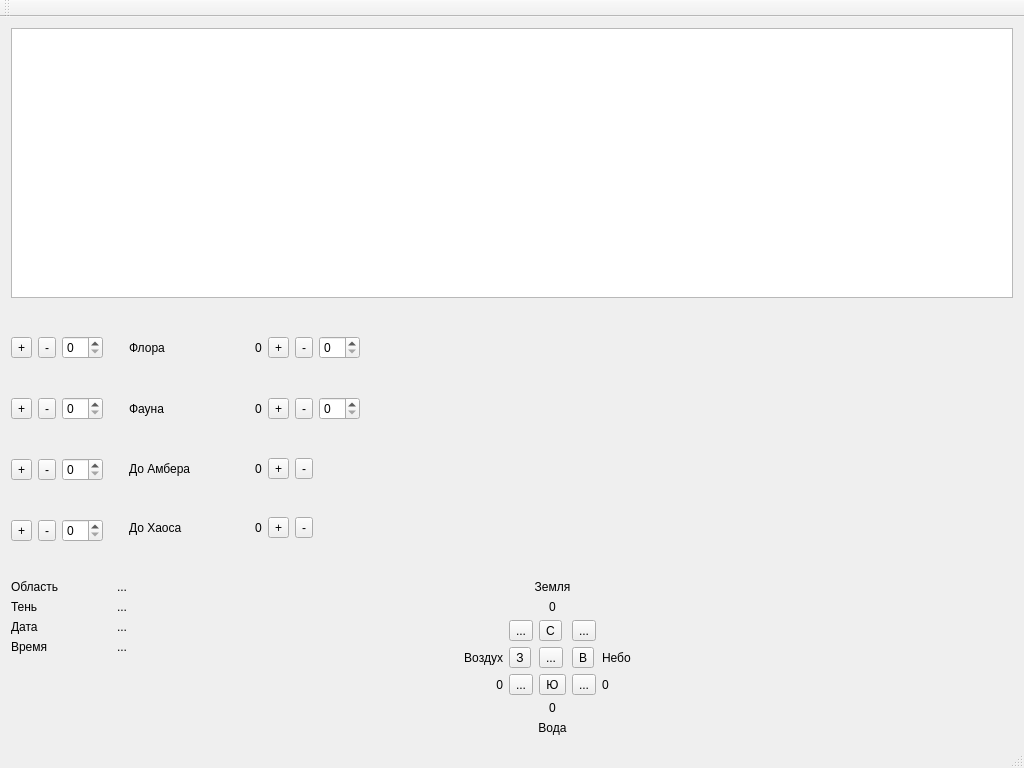
Above: AmberUI/shadowsview.ui from graninas/Amber before the change. Below: the same form after it.
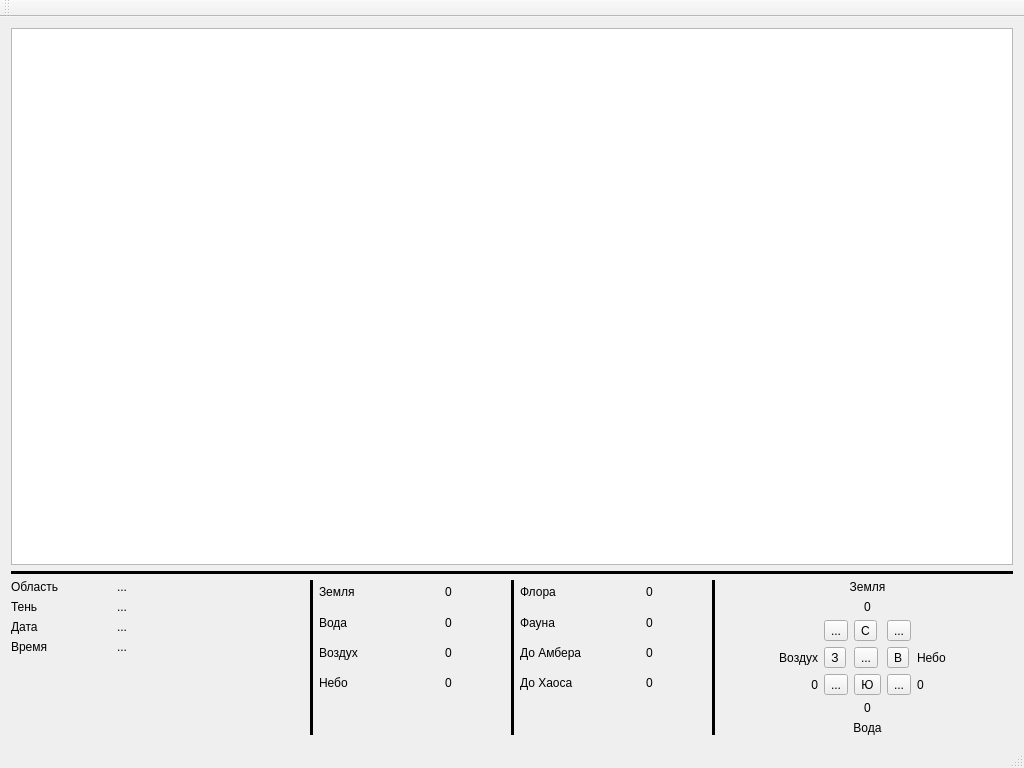
That is the form after the change. Icons and pictures are not drawn.

Commit message: - UI cleaned. - Log approach preparation step done.

```diff
--- a/AmberUI/shadowsview.ui
+++ b/AmberUI/shadowsview.ui
@@ -34,455 +34,28 @@
   <widget class="QWidget" name="centralWidget">
    <layout class="QVBoxLayout" name="verticalLayout">
     <item>
-     <widget class="QTableView" name="tv_worldPlaces"/>
+     <widget class="QPlainTextEdit" name="pte_amberLog">
+      <property name="plainText">
+       <string/>
+      </property>
+     </widget>
+    </item>
+    <item>
+     <widget class="Line" name="line_5">
+      <property name="frameShadow">
+       <enum>QFrame::Plain</enum>
+      </property>
+      <property name="lineWidth">
+       <number>4</number>
+      </property>
+      <property name="orientation">
+       <enum>Qt::Horizontal</enum>
+      </property>
+     </widget>
     </item>
     <item>
      <layout class="QHBoxLayout" name="horizontalLayout">
       <item>
-       <layout class="QGridLayout" name="gridLayout">
-        <item row="1" column="2">
-         <widget class="QToolButton" name="tb_skyUp">
-          <property name="text">
-           <string>+</string>
-          </property>
-          <property name="icon">
-           <iconset resource="Icons.qrc">
-            <normaloff>:/icons/icons/plus-circle.png</normaloff>:/icons/icons/plus-circle.png</iconset>
-          </property>
-          <property name="iconSize">
-           <size>
-            <width>32</width>
-            <height>32</height>
-           </size>
-          </property>
-         </widget>
-        </item>
-        <item row="2" column="2">
-         <widget class="QToolButton" name="tb_groundUp">
-          <property name="text">
-           <string>+</string>
-          </property>
-          <property name="icon">
-           <iconset resource="Icons.qrc">
-            <normaloff>:/icons/icons/plus-circle.png</normaloff>:/icons/icons/plus-circle.png</iconset>
-          </property>
-          <property name="iconSize">
-           <size>
-            <width>32</width>
-            <height>32</height>
-           </size>
-          </property>
-         </widget>
-        </item>
-        <item row="3" column="2">
-         <widget class="QToolButton" name="tb_waterUp">
-          <property name="text">
-           <string>+</string>
-          </property>
-          <property name="icon">
-           <iconset resource="Icons.qrc">
-            <normaloff>:/icons/icons/plus-circle.png</normaloff>:/icons/icons/plus-circle.png</iconset>
-          </property>
-          <property name="iconSize">
-           <size>
-            <width>32</width>
-            <height>32</height>
-           </size>
-          </property>
-         </widget>
-        </item>
-        <item row="1" column="3">
-         <widget class="QToolButton" name="tb_skyDown">
-          <property name="text">
-           <string>-</string>
-          </property>
-          <property name="icon">
-           <iconset resource="Icons.qrc">
-            <normaloff>:/icons/icons/minus-circle.png</normaloff>:/icons/icons/minus-circle.png</iconset>
-          </property>
-          <property name="iconSize">
-           <size>
-            <width>32</width>
-            <height>32</height>
-           </size>
-          </property>
-         </widget>
-        </item>
-        <item row="0" column="2">
-         <widget class="QToolButton" name="tb_airUp">
-          <property name="text">
-           <string>+</string>
-          </property>
-          <property name="icon">
-           <iconset resource="Icons.qrc">
-            <normaloff>:/icons/icons/plus-circle.png</normaloff>:/icons/icons/plus-circle.png</iconset>
-          </property>
-          <property name="iconSize">
-           <size>
-            <width>32</width>
-            <height>32</height>
-           </size>
-          </property>
-         </widget>
-        </item>
-        <item row="0" column="4">
-         <widget class="QSpinBox" name="sb_airTarget"/>
-        </item>
-        <item row="3" column="3">
-         <widget class="QToolButton" name="tb_waterDown">
-          <property name="text">
-           <string>-</string>
-          </property>
-          <property name="icon">
-           <iconset resource="Icons.qrc">
-            <normaloff>:/icons/icons/minus-circle.png</normaloff>:/icons/icons/minus-circle.png</iconset>
-          </property>
-          <property name="iconSize">
-           <size>
-            <width>32</width>
-            <height>32</height>
-           </size>
-          </property>
-         </widget>
-        </item>
-        <item row="2" column="3">
-         <widget class="QToolButton" name="tb_groundDown">
-          <property name="text">
-           <string>-</string>
-          </property>
-          <property name="icon">
-           <iconset resource="Icons.qrc">
-            <normaloff>:/icons/icons/minus-circle.png</normaloff>:/icons/icons/minus-circle.png</iconset>
-          </property>
-          <property name="iconSize">
-           <size>
-            <width>32</width>
-            <height>32</height>
-           </size>
-          </property>
-         </widget>
-        </item>
-        <item row="2" column="4">
-         <widget class="QSpinBox" name="sb_groundTarget"/>
-        </item>
-        <item row="1" column="4">
-         <widget class="QSpinBox" name="sb_skyTarget"/>
-        </item>
-        <item row="0" column="3">
-         <widget class="QToolButton" name="tb_airDown">
-          <property name="text">
-           <string>-</string>
-          </property>
-          <property name="icon">
-           <iconset resource="Icons.qrc">
-            <normaloff>:/icons/icons/minus-circle.png</normaloff>:/icons/icons/minus-circle.png</iconset>
-          </property>
-          <property name="iconSize">
-           <size>
-            <width>32</width>
-            <height>32</height>
-           </size>
-          </property>
-         </widget>
-        </item>
-        <item row="3" column="4">
-         <widget class="QSpinBox" name="sb_waterTarget"/>
-        </item>
-       </layout>
-      </item>
-      <item>
-       <spacer name="verticalSpacer_2">
-        <property name="orientation">
-         <enum>Qt::Vertical</enum>
-        </property>
-        <property name="sizeHint" stdset="0">
-         <size>
-          <width>20</width>
-          <height>40</height>
-         </size>
-        </property>
-       </spacer>
-      </item>
-      <item>
-       <layout class="QGridLayout" name="gridLayout_5">
-        <item row="1" column="0">
-         <widget class="QLabel" name="l_faunaName">
-          <property name="text">
-           <string>Фауна</string>
-          </property>
-         </widget>
-        </item>
-        <item row="0" column="0">
-         <widget class="QLabel" name="l_floraName">
-          <property name="sizePolicy">
-           <sizepolicy hsizetype="Preferred" vsizetype="Preferred">
-            <horstretch>0</horstretch>
-            <verstretch>0</verstretch>
-           </sizepolicy>
-          </property>
-          <property name="minimumSize">
-           <size>
-            <width>120</width>
-            <height>0</height>
-           </size>
-          </property>
-          <property name="text">
-           <string>Флора</string>
-          </property>
-         </widget>
-        </item>
-        <item row="0" column="4">
-         <widget class="QSpinBox" name="sb_floraTarget"/>
-        </item>
-        <item row="2" column="3">
-         <widget class="QToolButton" name="toolButton_14">
-          <property name="text">
-           <string>-</string>
-          </property>
-          <property name="icon">
-           <iconset resource="Icons.qrc">
-            <normaloff>:/icons/icons/minus-circle.png</normaloff>:/icons/icons/minus-circle.png</iconset>
-          </property>
-          <property name="iconSize">
-           <size>
-            <width>32</width>
-            <height>32</height>
-           </size>
-          </property>
-         </widget>
-        </item>
-        <item row="2" column="0">
-         <widget class="QLabel" name="l_amberDistanceName">
-          <property name="text">
-           <string>До Амбера</string>
-          </property>
-         </widget>
-        </item>
-        <item row="1" column="4">
-         <widget class="QSpinBox" name="sb_faunaTarget"/>
-        </item>
-        <item row="0" column="3">
-         <widget class="QToolButton" name="tb_floradown">
-          <property name="text">
-           <string>-</string>
-          </property>
-          <property name="icon">
-           <iconset resource="Icons.qrc">
-            <normaloff>:/icons/icons/minus-circle.png</normaloff>:/icons/icons/minus-circle.png</iconset>
-          </property>
-          <property name="iconSize">
-           <size>
-            <width>32</width>
-            <height>32</height>
-           </size>
-          </property>
-         </widget>
-        </item>
-        <item row="3" column="3">
-         <widget class="QToolButton" name="toolButton_15">
-          <property name="text">
-           <string>-</string>
-          </property>
-          <property name="icon">
-           <iconset resource="Icons.qrc">
-            <normaloff>:/icons/icons/minus-circle.png</normaloff>:/icons/icons/minus-circle.png</iconset>
-          </property>
-          <property name="iconSize">
-           <size>
-            <width>32</width>
-            <height>32</height>
-           </size>
-          </property>
-         </widget>
-        </item>
-        <item row="2" column="1">
-         <widget class="QLabel" name="l_amberDistance">
-          <property name="minimumSize">
-           <size>
-            <width>0</width>
-            <height>0</height>
-           </size>
-          </property>
-          <property name="maximumSize">
-           <size>
-            <width>16777215</width>
-            <height>16777215</height>
-           </size>
-          </property>
-          <property name="text">
-           <string>0</string>
-          </property>
-         </widget>
-        </item>
-        <item row="3" column="2">
-         <widget class="QToolButton" name="toolButton_17">
-          <property name="text">
-           <string>+</string>
-          </property>
-          <property name="icon">
-           <iconset resource="Icons.qrc">
-            <normaloff>:/icons/icons/plus-circle.png</normaloff>:/icons/icons/plus-circle.png</iconset>
-          </property>
-          <property name="iconSize">
-           <size>
-            <width>32</width>
-            <height>32</height>
-           </size>
-          </property>
-         </widget>
-        </item>
-        <item row="2" column="2">
-         <widget class="QToolButton" name="toolButton_16">
-          <property name="text">
-           <string>+</string>
-          </property>
-          <property name="icon">
-           <iconset resource="Icons.qrc">
-            <normaloff>:/icons/icons/plus-circle.png</normaloff>:/icons/icons/plus-circle.png</iconset>
-          </property>
-          <property name="iconSize">
-           <size>
-            <width>32</width>
-            <height>32</height>
-           </size>
-          </property>
-         </widget>
-        </item>
-        <item row="1" column="3">
-         <widget class="QToolButton" name="tb_faunaDown">
-          <property name="text">
-           <string>-</string>
-          </property>
-          <property name="icon">
-           <iconset resource="Icons.qrc">
-            <normaloff>:/icons/icons/minus-circle.png</normaloff>:/icons/icons/minus-circle.png</iconset>
-          </property>
-          <property name="iconSize">
-           <size>
-            <width>32</width>
-            <height>32</height>
-           </size>
-          </property>
-         </widget>
-        </item>
-        <item row="1" column="2">
-         <widget class="QToolButton" name="tb_faunaUp">
-          <property name="text">
-           <string>+</string>
-          </property>
-          <property name="icon">
-           <iconset resource="Icons.qrc">
-            <normaloff>:/icons/icons/plus-circle.png</normaloff>:/icons/icons/plus-circle.png</iconset>
-          </property>
-          <property name="iconSize">
-           <size>
-            <width>32</width>
-            <height>32</height>
-           </size>
-          </property>
-         </widget>
-        </item>
-        <item row="3" column="0">
-         <widget class="QLabel" name="l_chaosDistanceName">
-          <property name="text">
-           <string>До Хаоса</string>
-          </property>
-         </widget>
-        </item>
-        <item row="3" column="1">
-         <widget class="QLabel" name="l_chaosDistance">
-          <property name="minimumSize">
-           <size>
-            <width>0</width>
-            <height>0</height>
-           </size>
-          </property>
-          <property name="maximumSize">
-           <size>
-            <width>16777215</width>
-            <height>16777215</height>
-           </size>
-          </property>
-          <property name="text">
-           <string>0</string>
-          </property>
-         </widget>
-        </item>
-        <item row="0" column="2">
-         <widget class="QToolButton" name="tb_floraUp">
-          <property name="text">
-           <string>+</string>
-          </property>
-          <property name="icon">
-           <iconset resource="Icons.qrc">
-            <normaloff>:/icons/icons/plus-circle.png</normaloff>:/icons/icons/plus-circle.png</iconset>
-          </property>
-          <property name="iconSize">
-           <size>
-            <width>32</width>
-            <height>32</height>
-           </size>
-          </property>
-         </widget>
-        </item>
-        <item row="1" column="1">
-         <widget class="QLabel" name="l_fauna">
-          <property name="minimumSize">
-           <size>
-            <width>0</width>
-            <height>0</height>
-           </size>
-          </property>
-          <property name="maximumSize">
-           <size>
-            <width>16777215</width>
-            <height>16777215</height>
-           </size>
-          </property>
-          <property name="text">
-           <string>0</string>
-          </property>
-         </widget>
-        </item>
-        <item row="0" column="1">
-         <widget class="QLabel" name="l_flora">
-          <property name="minimumSize">
-           <size>
-            <width>0</width>
-            <height>0</height>
-           </size>
-          </property>
-          <property name="maximumSize">
-           <size>
-            <width>16777215</width>
-            <height>16777215</height>
-           </size>
-          </property>
-          <property name="text">
-           <string>0</string>
-          </property>
-         </widget>
-        </item>
-       </layout>
-      </item>
-      <item>
-       <spacer name="horizontalSpacer_3">
-        <property name="orientation">
-         <enum>Qt::Horizontal</enum>
-        </property>
-        <property name="sizeHint" stdset="0">
-         <size>
-          <width>40</width>
-          <height>20</height>
-         </size>
-        </property>
-       </spacer>
-      </item>
-     </layout>
-    </item>
-    <item>
-     <layout class="QHBoxLayout" name="horizontalLayout_3">
-      <item>
        <layout class="QFormLayout" name="formLayout">
         <property name="fieldGrowthPolicy">
          <enum>QFormLayout::AllNonFixedFieldsGrow</enum>
@@ -570,17 +143,396 @@
        </layout>
       </item>
       <item>
-       <spacer name="horizontalSpacer_2">
+       <widget class="Line" name="line">
+        <property name="frameShadow">
+         <enum>QFrame::Plain</enum>
+        </property>
+        <property name="lineWidth">
+         <number>4</number>
+        </property>
         <property name="orientation">
-         <enum>Qt::Horizontal</enum>
+         <enum>Qt::Vertical</enum>
         </property>
-        <property name="sizeHint" stdset="0">
-         <size>
-          <width>40</width>
-          <height>20</height>
-         </size>
+       </widget>
+      </item>
+      <item>
+       <layout class="QGridLayout" name="gridLayout_4" columnminimumwidth="0,0">
+        <item row="3" column="0">
+         <widget class="QLabel" name="l_skyName_2">
+          <property name="sizePolicy">
+           <sizepolicy hsizetype="Preferred" vsizetype="Preferred">
+            <horstretch>0</horstretch>
+            <verstretch>0</verstretch>
+           </sizepolicy>
+          </property>
+          <property name="minimumSize">
+           <size>
+            <width>120</width>
+            <height>0</height>
+           </size>
+          </property>
+          <property name="text">
+           <string>Небо</string>
+          </property>
+          <property name="alignment">
+           <set>Qt::AlignLeading|Qt::AlignLeft|Qt::AlignVCenter</set>
+          </property>
+         </widget>
+        </item>
+        <item row="0" column="1">
+         <widget class="QLabel" name="l_ground_2">
+          <property name="sizePolicy">
+           <sizepolicy hsizetype="Fixed" vsizetype="Preferred">
+            <horstretch>0</horstretch>
+            <verstretch>0</verstretch>
+           </sizepolicy>
+          </property>
+          <property name="minimumSize">
+           <size>
+            <width>60</width>
+            <height>0</height>
+           </size>
+          </property>
+          <property name="maximumSize">
+           <size>
+            <width>32</width>
+            <height>16777215</height>
+           </size>
+          </property>
+          <property name="text">
+           <string>0</string>
+          </property>
+          <property name="alignment">
+           <set>Qt::AlignLeading|Qt::AlignLeft|Qt::AlignVCenter</set>
+          </property>
+         </widget>
+        </item>
+        <item row="2" column="1">
+         <widget class="QLabel" name="l_air_2">
+          <property name="minimumSize">
+           <size>
+            <width>0</width>
+            <height>0</height>
+           </size>
+          </property>
+          <property name="maximumSize">
+           <size>
+            <width>16777215</width>
+            <height>16777215</height>
+           </size>
+          </property>
+          <property name="text">
+           <string>0</string>
+          </property>
+          <property name="alignment">
+           <set>Qt::AlignLeading|Qt::AlignLeft|Qt::AlignVCenter</set>
+          </property>
+         </widget>
+        </item>
+        <item row="1" column="1">
+         <widget class="QLabel" name="l_water_2">
+          <property name="minimumSize">
+           <size>
+            <width>0</width>
+            <height>0</height>
+           </size>
+          </property>
+          <property name="maximumSize">
+           <size>
+            <width>32</width>
+            <height>16777215</height>
+           </size>
+          </property>
+          <property name="text">
+           <string>0</string>
+          </property>
+          <property name="alignment">
+           <set>Qt::AlignLeading|Qt::AlignLeft|Qt::AlignVCenter</set>
+          </property>
+         </widget>
+        </item>
+        <item row="3" column="1">
+         <widget class="QLabel" name="l_sky_2">
+          <property name="minimumSize">
+           <size>
+            <width>0</width>
+            <height>0</height>
+           </size>
+          </property>
+          <property name="maximumSize">
+           <size>
+            <width>16777215</width>
+            <height>16777215</height>
+           </size>
+          </property>
+          <property name="text">
+           <string>0</string>
+          </property>
+         </widget>
+        </item>
+        <item row="1" column="0">
+         <widget class="QLabel" name="l_waterName_2">
+          <property name="sizePolicy">
+           <sizepolicy hsizetype="Preferred" vsizetype="Preferred">
+            <horstretch>0</horstretch>
+            <verstretch>0</verstretch>
+           </sizepolicy>
+          </property>
+          <property name="minimumSize">
+           <size>
+            <width>120</width>
+            <height>0</height>
+           </size>
+          </property>
+          <property name="text">
+           <string>Вода</string>
+          </property>
+          <property name="alignment">
+           <set>Qt::AlignLeading|Qt::AlignLeft|Qt::AlignVCenter</set>
+          </property>
+         </widget>
+        </item>
+        <item row="4" column="0">
+         <spacer name="verticalSpacer">
+          <property name="orientation">
+           <enum>Qt::Vertical</enum>
+          </property>
+          <property name="sizeType">
+           <enum>QSizePolicy::Minimum</enum>
+          </property>
+          <property name="sizeHint" stdset="0">
+           <size>
+            <width>20</width>
+            <height>40</height>
+           </size>
+          </property>
+         </spacer>
+        </item>
+        <item row="0" column="0">
+         <widget class="QLabel" name="l_groundName_2">
+          <property name="sizePolicy">
+           <sizepolicy hsizetype="Fixed" vsizetype="Preferred">
+            <horstretch>0</horstretch>
+            <verstretch>0</verstretch>
+           </sizepolicy>
+          </property>
+          <property name="minimumSize">
+           <size>
+            <width>120</width>
+            <height>0</height>
+           </size>
+          </property>
+          <property name="maximumSize">
+           <size>
+            <width>120</width>
+            <height>16777215</height>
+           </size>
+          </property>
+          <property name="text">
+           <string>Земля</string>
+          </property>
+          <property name="alignment">
+           <set>Qt::AlignLeading|Qt::AlignLeft|Qt::AlignVCenter</set>
+          </property>
+         </widget>
+        </item>
+        <item row="2" column="0">
+         <widget class="QLabel" name="l_airName_2">
+          <property name="sizePolicy">
+           <sizepolicy hsizetype="Minimum" vsizetype="Preferred">
+            <horstretch>0</horstretch>
+            <verstretch>0</verstretch>
+           </sizepolicy>
+          </property>
+          <property name="minimumSize">
+           <size>
+            <width>120</width>
+            <height>0</height>
+           </size>
+          </property>
+          <property name="text">
+           <string>Воздух</string>
+          </property>
+          <property name="alignment">
+           <set>Qt::AlignLeading|Qt::AlignLeft|Qt::AlignVCenter</set>
+          </property>
+         </widget>
+        </item>
+       </layout>
+      </item>
+      <item>
+       <widget class="Line" name="line_2">
+        <property name="frameShadow">
+         <enum>QFrame::Plain</enum>
         </property>
-       </spacer>
+        <property name="lineWidth">
+         <number>4</number>
+        </property>
+        <property name="orientation">
+         <enum>Qt::Vertical</enum>
+        </property>
+       </widget>
+      </item>
+      <item>
+       <layout class="QGridLayout" name="gridLayout_3" columnminimumwidth="0,0">
+        <item row="2" column="1">
+         <widget class="QLabel" name="l_amberDistance">
+          <property name="minimumSize">
+           <size>
+            <width>0</width>
+            <height>0</height>
+           </size>
+          </property>
+          <property name="maximumSize">
+           <size>
+            <width>16777215</width>
+            <height>16777215</height>
+           </size>
+          </property>
+          <property name="text">
+           <string>0</string>
+          </property>
+         </widget>
+        </item>
+        <item row="0" column="0">
+         <widget class="QLabel" name="l_floraName">
+          <property name="sizePolicy">
+           <sizepolicy hsizetype="Fixed" vsizetype="Preferred">
+            <horstretch>0</horstretch>
+            <verstretch>0</verstretch>
+           </sizepolicy>
+          </property>
+          <property name="minimumSize">
+           <size>
+            <width>120</width>
+            <height>0</height>
+           </size>
+          </property>
+          <property name="maximumSize">
+           <size>
+            <width>120</width>
+            <height>16777215</height>
+           </size>
+          </property>
+          <property name="text">
+           <string>Флора</string>
+          </property>
+         </widget>
+        </item>
+        <item row="1" column="0">
+         <widget class="QLabel" name="l_faunaName">
+          <property name="text">
+           <string>Фауна</string>
+          </property>
+         </widget>
+        </item>
+        <item row="0" column="1">
+         <widget class="QLabel" name="l_flora">
+          <property name="sizePolicy">
+           <sizepolicy hsizetype="Fixed" vsizetype="Preferred">
+            <horstretch>0</horstretch>
+            <verstretch>0</verstretch>
+           </sizepolicy>
+          </property>
+          <property name="minimumSize">
+           <size>
+            <width>60</width>
+            <height>0</height>
+           </size>
+          </property>
+          <property name="maximumSize">
+           <size>
+            <width>60</width>
+            <height>16777215</height>
+           </size>
+          </property>
+          <property name="text">
+           <string>0</string>
+          </property>
+         </widget>
+        </item>
+        <item row="2" column="0">
+         <widget class="QLabel" name="l_amberDistanceName">
+          <property name="text">
+           <string>До Амбера</string>
+          </property>
+         </widget>
+        </item>
+        <item row="3" column="0">
+         <widget class="QLabel" name="l_chaosDistanceName">
+          <property name="text">
+           <string>До Хаоса</string>
+          </property>
+         </widget>
+        </item>
+        <item row="1" column="1">
+         <widget class="QLabel" name="l_fauna">
+          <property name="minimumSize">
+           <size>
+            <width>0</width>
+            <height>0</height>
+           </size>
+          </property>
+          <property name="maximumSize">
+           <size>
+            <width>16777215</width>
+            <height>16777215</height>
+           </size>
+          </property>
+          <property name="text">
+           <string>0</string>
+          </property>
+         </widget>
+        </item>
+        <item row="3" column="1">
+         <widget class="QLabel" name="l_chaosDistance">
+          <property name="minimumSize">
+           <size>
+            <width>0</width>
+            <height>0</height>
+           </size>
+          </property>
+          <property name="maximumSize">
+           <size>
+            <width>16777215</width>
+            <height>16777215</height>
+           </size>
+          </property>
+          <property name="text">
+           <string>0</string>
+          </property>
+         </widget>
+        </item>
+        <item row="4" column="0">
+         <spacer name="verticalSpacer_2">
+          <property name="orientation">
+           <enum>Qt::Vertical</enum>
+          </property>
+          <property name="sizeType">
+           <enum>QSizePolicy::Minimum</enum>
+          </property>
+          <property name="sizeHint" stdset="0">
+           <size>
+            <width>20</width>
+            <height>40</height>
+           </size>
+          </property>
+         </spacer>
+        </item>
+       </layout>
+      </item>
+      <item>
+       <widget class="Line" name="line_4">
+        <property name="frameShadow">
+         <enum>QFrame::Plain</enum>
+        </property>
+        <property name="lineWidth">
+         <number>4</number>
+        </property>
+        <property name="orientation">
+         <enum>Qt::Vertical</enum>
+        </property>
+       </widget>
       </item>
       <item>
        <layout class="QGridLayout" name="gridLayout_2" rowstretch="0,0,0,0,0,0,0">
@@ -936,32 +888,6 @@
         </item>
        </layout>
       </item>
-      <item>
-       <spacer name="horizontalSpacer_5">
-        <property name="orientation">
-         <enum>Qt::Horizontal</enum>
-        </property>
-        <property name="sizeHint" stdset="0">
-         <size>
-          <width>40</width>
-          <height>20</height>
-         </size>
-        </property>
-       </spacer>
-      </item>
-      <item>
-       <spacer name="horizontalSpacer">
-        <property name="orientation">
-         <enum>Qt::Horizontal</enum>
-        </property>
-        <property name="sizeHint" stdset="0">
-         <size>
-          <width>40</width>
-          <height>20</height>
-         </size>
-        </property>
-       </spacer>
-      </item>
      </layout>
     </item>
    </layout>
```
Left out of the diff: 192 changed lines with no effect on the pictures. The commit also changes 3 other files.
